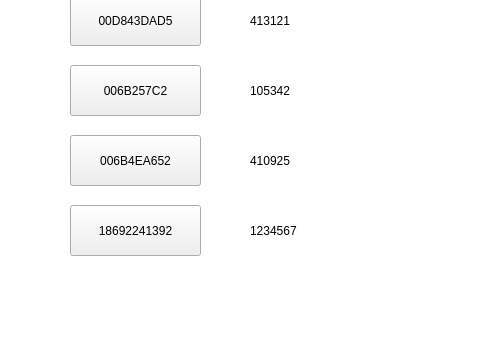
First picture: the form in SmartCabinet/Device/devicesimulate.ui, repository birdman1992/SmartCabinet, before the edit; both pictures show x 0 to 480 and y 135 to 480 of the 640 by 480 pixel window.
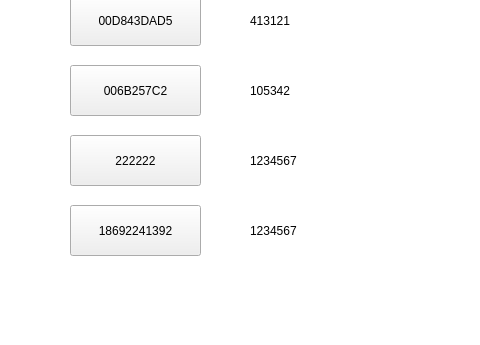
Second picture: the form after the edit. The open tabs and pages were chosen to show the change.

```diff
--- a/SmartCabinet/Device/devicesimulate.ui
+++ b/SmartCabinet/Device/devicesimulate.ui
@@ -104,7 +104,7 @@
         <enum>Qt::NoFocus</enum>
        </property>
        <property name="text">
-        <string>006B4EA652</string>
+        <string>222222</string>
        </property>
       </widget>
       <widget class="QPushButton" name="pushButton_4">
@@ -133,7 +133,7 @@
         </rect>
        </property>
        <property name="text">
-        <string>410925</string>
+        <string>1234567</string>
        </property>
       </widget>
       <widget class="QLabel" name="label_2">
```
Left out of the diff: 5 changed lines with no effect on the pictures.
